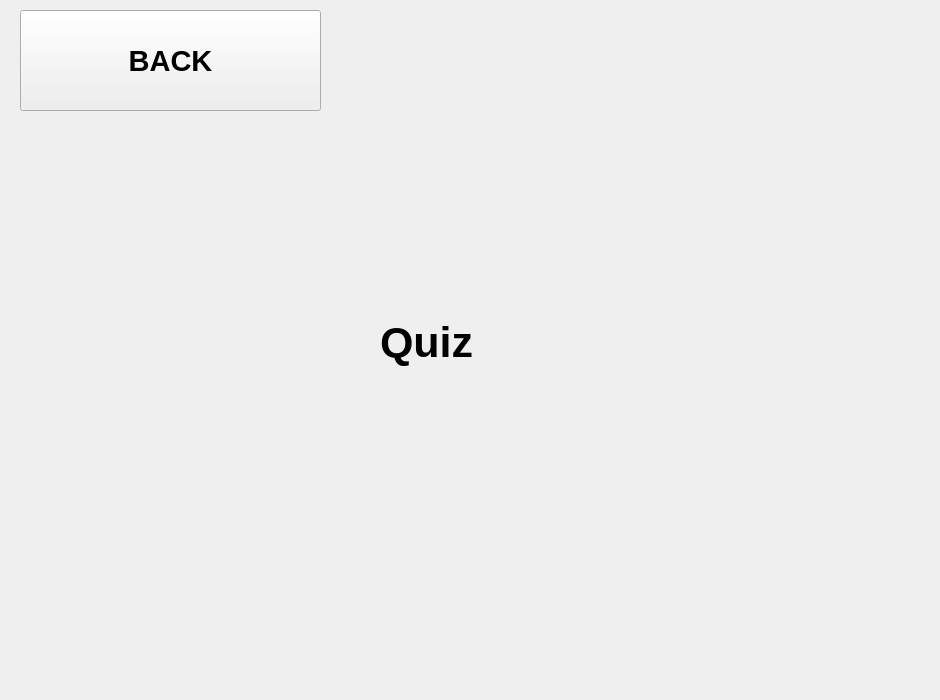
The window that QtDesignerFiles/Quiz.ui (hayrayl/AquaQuestSoftware) describes before a commit, drawn with Qt 5.
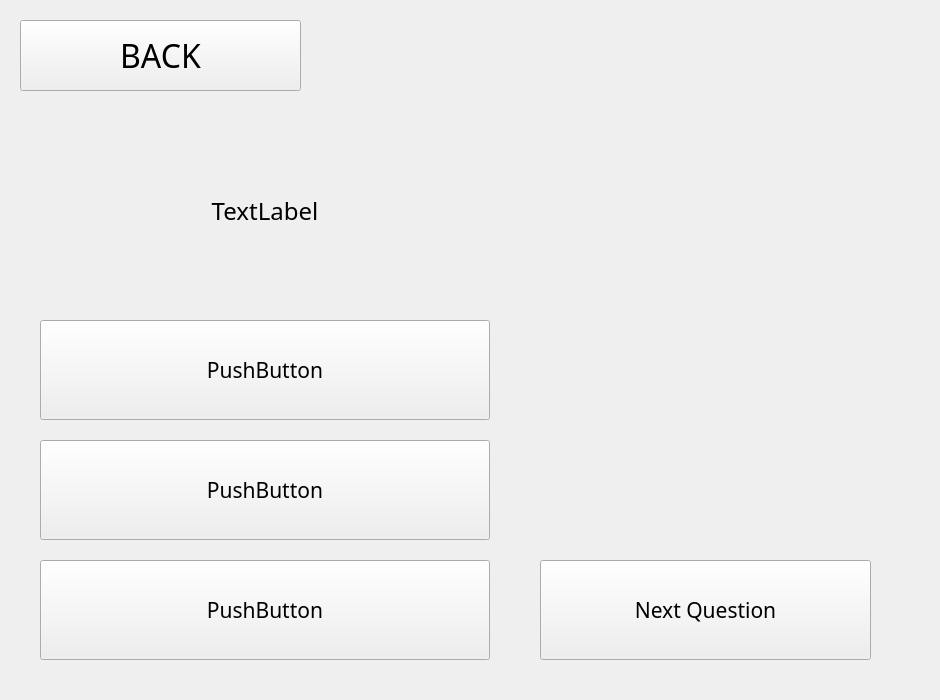
The same window after the commit.

The edit to the form file:
```diff
--- a/QtDesignerFiles/Quiz.ui
+++ b/QtDesignerFiles/Quiz.ui
@@ -17,16 +17,17 @@
    <property name="geometry">
     <rect>
      <x>20</x>
-     <y>10</y>
-     <width>301</width>
-     <height>101</height>
+     <y>20</y>
+     <width>281</width>
+     <height>71</height>
     </rect>
    </property>
    <property name="font">
     <font>
-     <pointsize>22</pointsize>
-     <weight>75</weight>
-     <bold>true</bold>
+     <family>Cooper Black</family>
+     <pointsize>24</pointsize>
+     <weight>50</weight>
+     <bold>false</bold>
     </font>
    </property>
    <property name="layoutDirection">
@@ -45,26 +46,153 @@
     <bool>false</bool>
    </property>
   </widget>
-  <widget class="QLabel" name="label_learning">
+  <widget class="QPushButton" name="pushButton_Q_answer1">
    <property name="geometry">
     <rect>
-     <x>380</x>
-     <y>310</y>
-     <width>119</width>
-     <height>64</height>
+     <x>40</x>
+     <y>320</y>
+     <width>450</width>
+     <height>100</height>
     </rect>
    </property>
    <property name="font">
     <font>
-     <pointsize>32</pointsize>
-     <weight>75</weight>
-     <bold>true</bold>
+     <family>Cooper Black</family>
+     <pointsize>16</pointsize>
     </font>
    </property>
    <property name="text">
-    <string>Quiz</string>
+    <string>PushButton</string>
    </property>
   </widget>
+  <widget class="QLabel" name="label_Q_question">
+   <property name="geometry">
+    <rect>
+     <x>40</x>
+     <y>140</y>
+     <width>450</width>
+     <height>141</height>
+    </rect>
+   </property>
+   <property name="font">
+    <font>
+     <family>Cooper Black</family>
+     <pointsize>18</pointsize>
+    </font>
+   </property>
+   <property name="text">
+    <string>TextLabel</string>
+   </property>
+   <property name="alignment">
+    <set>Qt::AlignCenter</set>
+   </property>
+   <property name="wordWrap">
+    <bool>true</bool>
+   </property>
+  </widget>
+  <widget class="QPushButton" name="pushButton_Q_answer2">
+   <property name="geometry">
+    <rect>
+     <x>40</x>
+     <y>440</y>
+     <width>450</width>
+     <height>100</height>
+    </rect>
+   </property>
+   <property name="font">
+    <font>
+     <family>Cooper Black</family>
+     <pointsize>16</pointsize>
+    </font>
+   </property>
+   <property name="text">
+    <string>PushButton</string>
+   </property>
+  </widget>
+  <widget class="QPushButton" name="pushButton_Q_answer3">
+   <property name="geometry">
+    <rect>
+     <x>40</x>
+     <y>560</y>
+     <width>450</width>
+     <height>100</height>
+    </rect>
+   </property>
+   <property name="font">
+    <font>
+     <family>Cooper Black</family>
+     <pointsize>16</pointsize>
+    </font>
+   </property>
+   <property name="text">
+    <string>PushButton</string>
+   </property>
+  </widget>
+  <widget class="QLabel" name="background">
+   <property name="geometry">
+    <rect>
+     <x>-20</x>
+     <y>30</y>
+     <width>940</width>
+     <height>700</height>
+    </rect>
+   </property>
+   <property name="text">
+    <string/>
+   </property>
+  </widget>
+  <widget class="QPushButton" name="pushButton_Q_next">
+   <property name="geometry">
+    <rect>
+     <x>540</x>
+     <y>560</y>
+     <width>331</width>
+     <height>100</height>
+    </rect>
+   </property>
+   <property name="font">
+    <font>
+     <family>Cooper Black</family>
+     <pointsize>16</pointsize>
+    </font>
+   </property>
+   <property name="text">
+    <string>Next Question</string>
+   </property>
+  </widget>
+  <widget class="QLabel" name="label_Q_results">
+   <property name="geometry">
+    <rect>
+     <x>520</x>
+     <y>30</y>
+     <width>381</width>
+     <height>191</height>
+    </rect>
+   </property>
+   <property name="font">
+    <font>
+     <family>Cooper Black</family>
+     <pointsize>18</pointsize>
+    </font>
+   </property>
+   <property name="text">
+    <string/>
+   </property>
+   <property name="alignment">
+    <set>Qt::AlignCenter</set>
+   </property>
+   <property name="wordWrap">
+    <bool>true</bool>
+   </property>
+  </widget>
+  <zorder>background</zorder>
+  <zorder>pushButton_back</zorder>
+  <zorder>pushButton_Q_answer1</zorder>
+  <zorder>label_Q_question</zorder>
+  <zorder>pushButton_Q_answer2</zorder>
+  <zorder>pushButton_Q_answer3</zorder>
+  <zorder>pushButton_Q_next</zorder>
+  <zorder>label_Q_results</zorder>
  </widget>
  <resources/>
  <connections/>
```
